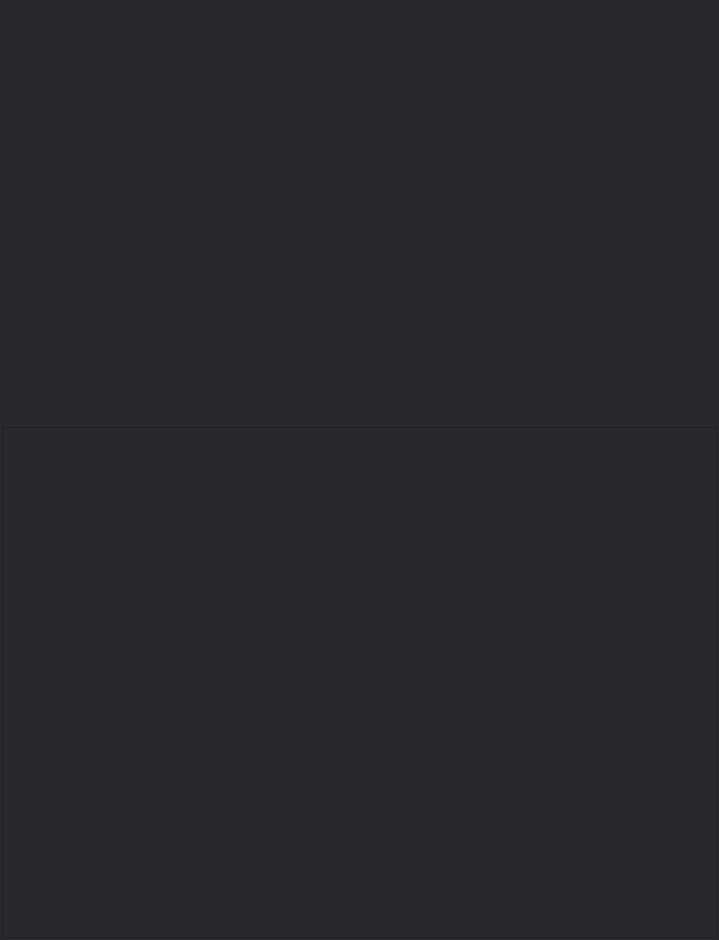
Qt form playview.ui (Xsanduo23/XJCO2811-User-Interfaces-CWK) before a commit.
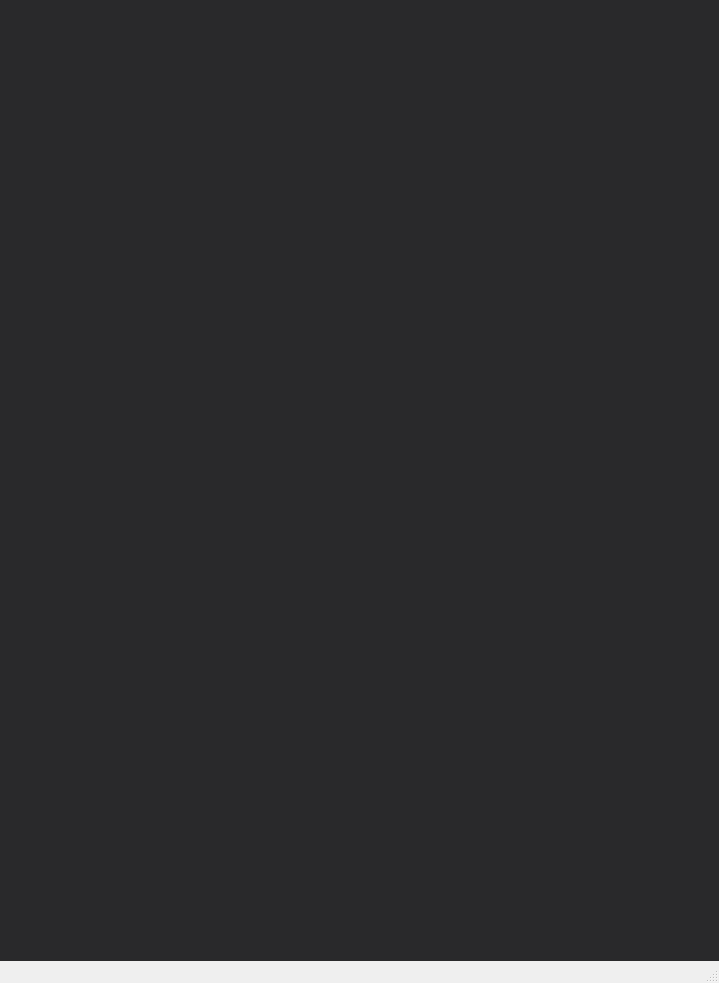
The same form after that commit. Custom widgets are drawn as their Qt base class.

Patch:
```diff
--- a/playview.ui
+++ b/playview.ui
@@ -1,64 +1,86 @@
 <?xml version="1.0" encoding="UTF-8"?>
 <ui version="4.0">
  <class>playView</class>
- <widget class="QWidget" name="playView">
+ <widget class="QMainWindow" name="playView">
   <property name="geometry">
    <rect>
     <x>0</x>
     <y>0</y>
     <width>719</width>
-    <height>940</height>
+    <height>983</height>
    </rect>
   </property>
   <property name="windowTitle">
    <string>Form</string>
   </property>
+  <widget class="QWidget" name="centralwidget">
   <property name="styleSheet">
    <string notr="true">background-color: rgb(41, 41, 43);</string>
   </property>
-  <layout class="QHBoxLayout" name="horizontalLayout">
+   <layout class="QHBoxLayout" name="horizontalLayout" stretch="0">
    <property name="spacing">
-    <number>2</number>
+     <number>1</number>
    </property>
    <property name="leftMargin">
-    <number>2</number>
+     <number>1</number>
    </property>
    <property name="topMargin">
-    <number>2</number>
+     <number>1</number>
    </property>
    <property name="rightMargin">
-    <number>2</number>
+     <number>1</number>
    </property>
    <property name="bottomMargin">
-    <number>2</number>
+     <number>1</number>
    </property>
    <item>
-    <layout class="QVBoxLayout" name="verticalLayout" stretch="4,1,6">
+     <layout class="QVBoxLayout" name="verticalLayout" stretch="4,1,5">
      <property name="spacing">
       <number>0</number>
      </property>
      <item>
       <widget class="QWidget" name="widget" native="true">
-       <layout class="QHBoxLayout" name="horizontalLayout_2"/>
+        <layout class="QHBoxLayout" name="horizontalLayout_2">
+         <property name="spacing">
+          <number>2</number>
+         </property>
+         <property name="leftMargin">
+          <number>2</number>
+         </property>
+         <property name="topMargin">
+          <number>2</number>
+         </property>
+         <property name="rightMargin">
+          <number>2</number>
+         </property>
+         <property name="bottomMargin">
+          <number>2</number>
+         </property>
+        </layout>
       </widget>
      </item>
      <item>
       <widget class="QWidget" name="widget_2" native="true"/>
      </item>
      <item>
-      <widget class="mytable" name="tableWidget"/>
+       <widget class="QWidget" name="widget_4" native="true"/>
      </item>
     </layout>
    </item>
   </layout>
  </widget>
- <customwidgets>
-  <customwidget>
-   <class>mytable</class>
-   <extends>QTableWidget</extends>
-   <header>mytable.h</header>
-  </customwidget>
- </customwidgets>
+  <widget class="QMenuBar" name="menubar">
+   <property name="geometry">
+    <rect>
+     <x>0</x>
+     <y>0</y>
+     <width>719</width>
+     <height>25</height>
+    </rect>
+   </property>
+  </widget>
+  <widget class="QStatusBar" name="statusbar"/>
+ </widget>
  <resources/>
  <connections/>
 </ui>
```
Left out of the diff: 22 changed lines with no effect on the pictures. Lines whose indentation alone changed are shown as unchanged.
